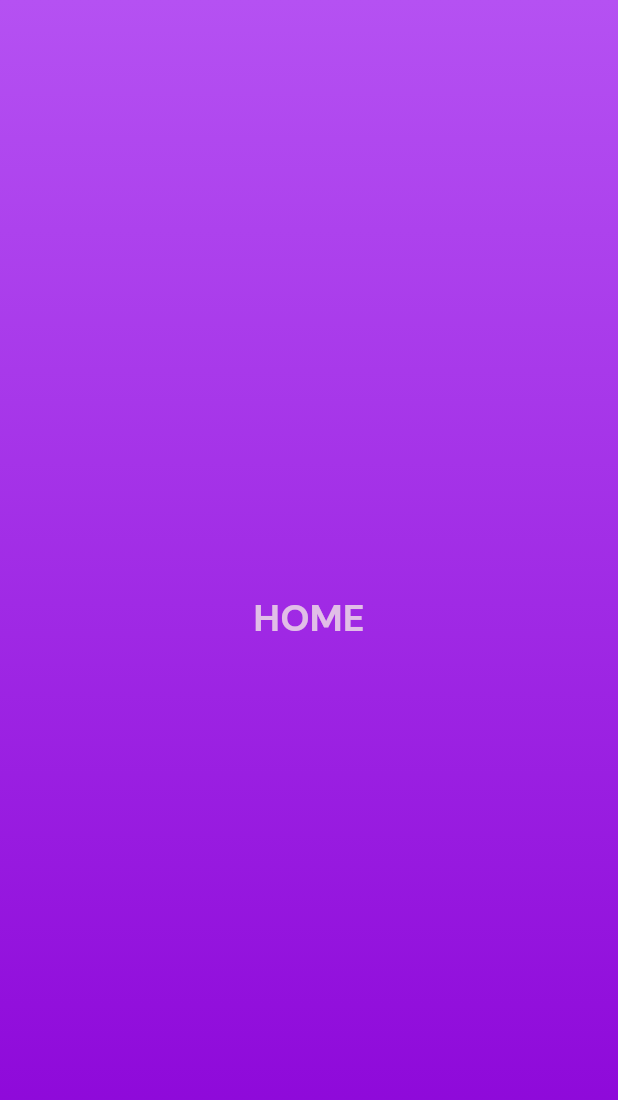
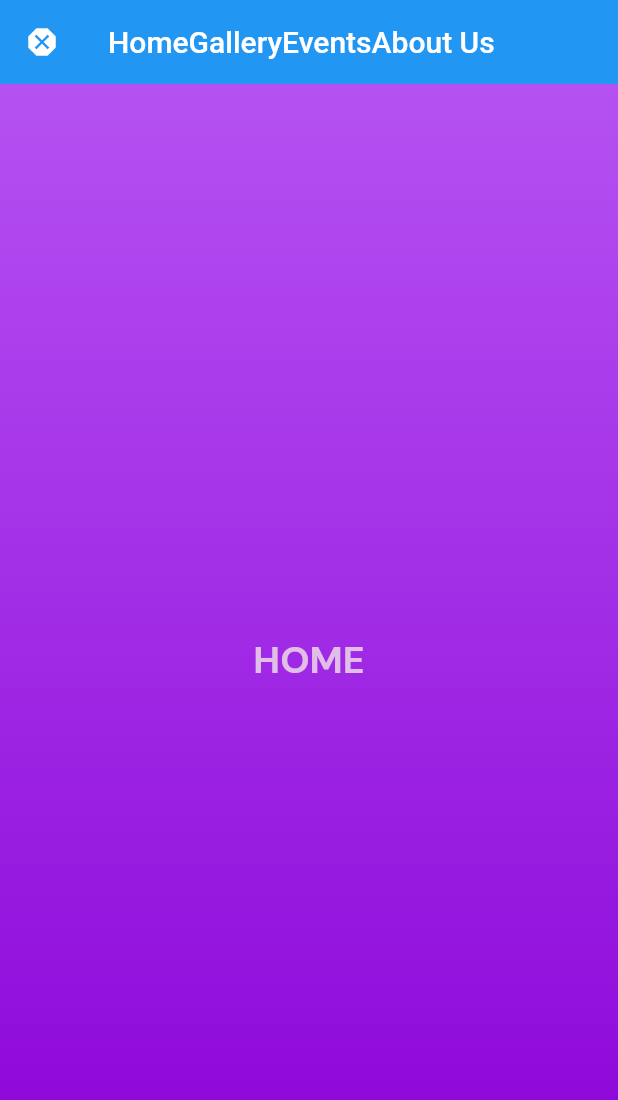
Before and after one commit to IIITG-Open-Source/Dance-Club, a Flutter app: the screen it shows after launch, on a phone screen of 412 x 824 dp. Shown: the top 1100 px of the screen. Run offline on Flutter 3.47's test engine with Material 2 defaults, Android fonts, the phone set to English and light mode, and no system bars; our stand-ins replace google_fonts.

Commit message:
added routing and scaffold

```diff
--- a/lib/main.dart
+++ b/lib/main.dart
@@ -1,5 +1,10 @@
 import 'package:dancewebsite/Screens/HomePage.dart';
 import 'package:flutter/material.dart';
+
+import 'Screens/firstpage.dart';
+import 'Screens/fourthpage.dart';
+import 'Screens/secondpage.dart';
+import 'Screens/thirdpage.dart';
 
 void main() {
   runApp(DanceWebsite());
@@ -16,7 +21,45 @@ class _DanceWebsiteState extends State<DanceWebsite> {
   @override
   Widget build(BuildContext context) {
     return MaterialApp(
-      home: HomePage(),
+      routes: {
+        '/FirstPage': (context) => FirstPage(),
+        '/SecondPage': (context) => SecondPage(),
+        '/ThirdPage': (context) => ThirdPage(),
+        '/FourthPage': (context) => FourthPage()
+      },
+      home: Scaffold(
+          appBar: AppBar(
+            title: Row(
+              children: [
+                InkWell(
+                    onTap: (){
+                      Navigator.pushNamed(context, '/FirstPage');
+                    },
+                    child: Text('Home')),
+                InkWell(
+                    onTap: (){
+                      Navigator.pushNamed(context, '/SecondPage');
+                    },
+                    child: Text('Gallery')),
+                InkWell(
+                    onTap: (){
+                      Navigator.pushNamed(context, '/ThirdPage');
+                    },
+                    child: Text('Events')),
+                InkWell(
+                    onTap: (){
+                      Navigator.pushNamed(context, '/FourthPage');
+                    },
+                    child: Text('About Us'))
+              ],
+            ),
+            elevation: 0,
+            leading: Icon(
+              Icons.dangerous,
+              color: Colors.white,
+            ),
+          ),
+          body: HomePage()),
       debugShowCheckedModeBanner: false,
     );
   }
```
Also changed, not shown: lib/Screens/HomePage.dart (+4 -5 lines), lib/Screens/fourthpage.dart (renamed from lib/secondpage.dart, +7 -5 lines), lib/Screens/secondpage.dart (renamed from lib/fourthpage.dart, +5 -7 lines), lib/Screens/firstpage.dart (renamed from lib/firstpage.dart), lib/Screens/thirdpage.dart (renamed from lib/thirdpage.dart), pubspec.lock.
